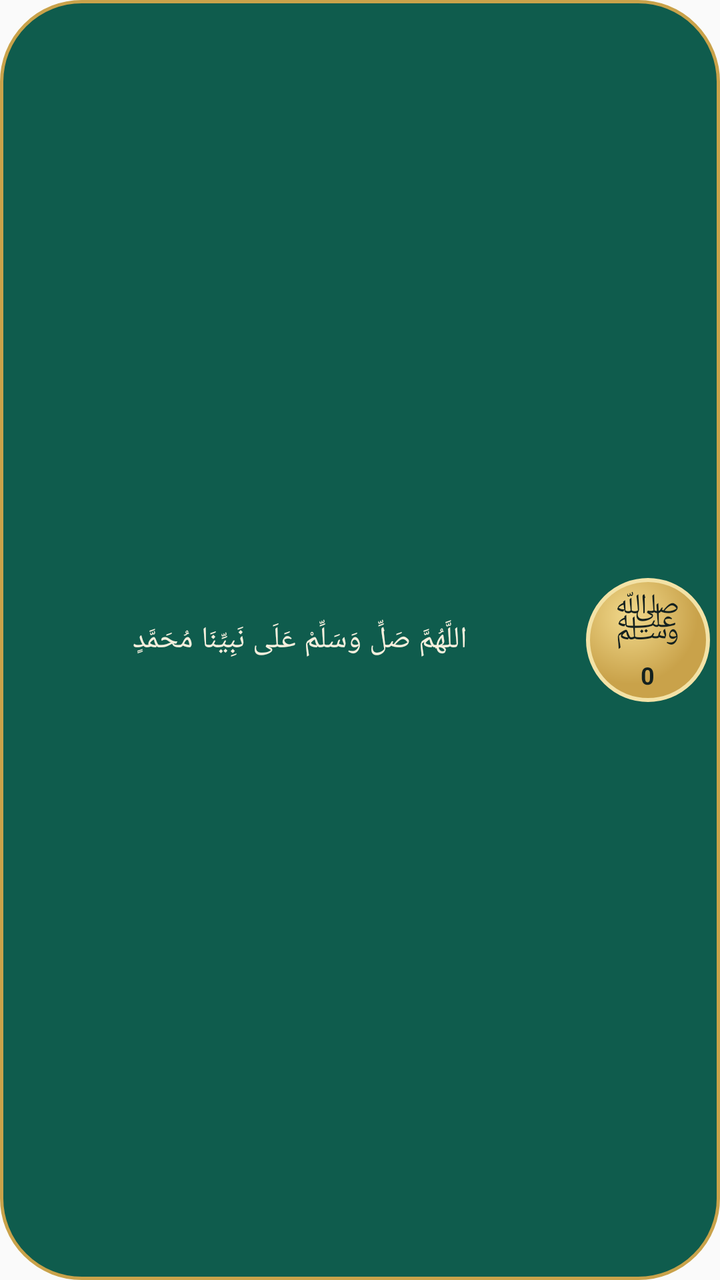
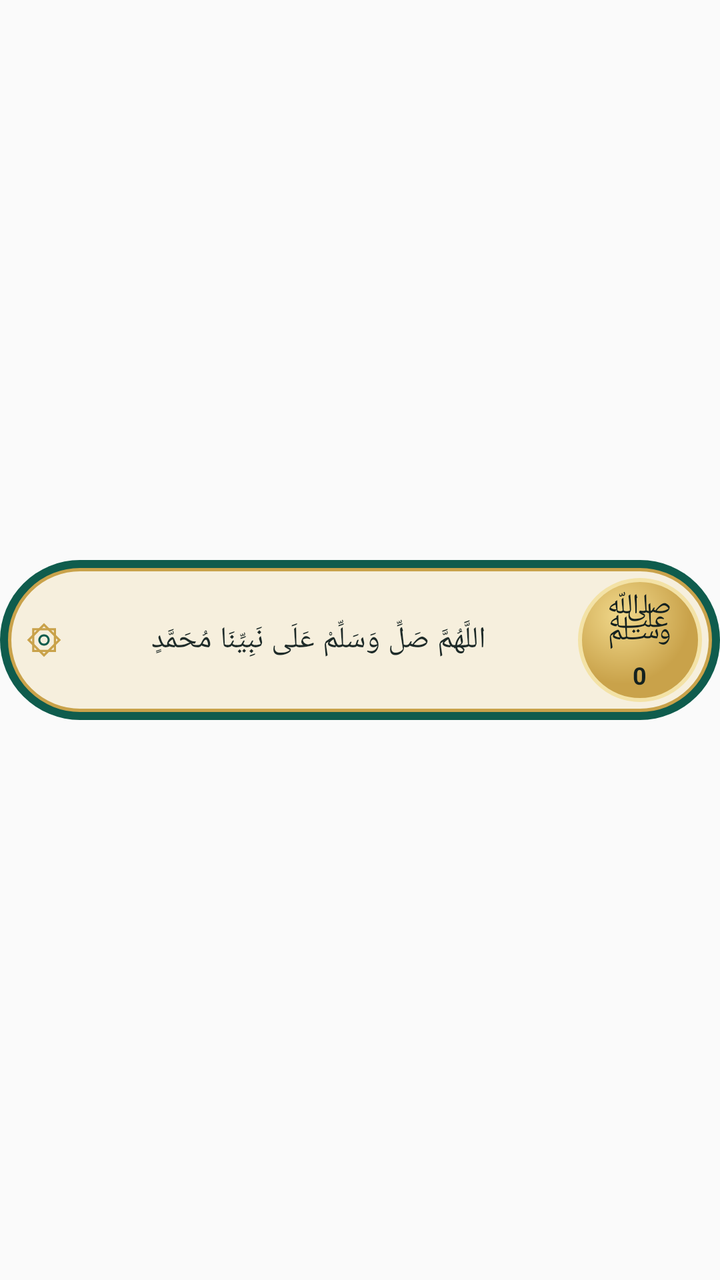

Two renders of the same Android screen: before a commit and after it. Below are the layout's source before the change and the commit's diff.
<!-- AndroidManifest.xml: application theme AppTheme -->
<!-- res/layout/widget_card.xml -->
<?xml version="1.0" encoding="utf-8"?>
<LinearLayout xmlns:android="http://schemas.android.com/apk/res/android"
    android:id="@+id/wroot"
    android:layout_width="match_parent"
    android:layout_height="match_parent"
    android:layoutDirection="rtl"
    android:background="@drawable/widget_frame"
    android:gravity="center_vertical"
    android:orientation="horizontal"
    android:padding="5dp">

    <FrameLayout
        android:id="@+id/wpray"
        android:layout_width="62dp"
        android:layout_height="62dp">

        <ImageView
            android:layout_width="match_parent"
            android:layout_height="match_parent"
            android:src="@drawable/widget_pray" />

        <LinearLayout
            android:layout_width="match_parent"
            android:layout_height="match_parent"
            android:gravity="center"
            android:orientation="vertical">

            <TextView
                android:layout_width="wrap_content"
                android:layout_height="wrap_content"
                android:includeFontPadding="false"
                android:text="ﷺ"
                android:textColor="#14211F"
                android:textSize="27sp" />

            <TextView
                android:id="@+id/wcount"
                android:layout_width="wrap_content"
                android:layout_height="wrap_content"
                android:includeFontPadding="false"
                android:text="0"
                android:textColor="#14211F"
                android:textSize="12sp"
                android:textStyle="bold" />
        </LinearLayout>
    </FrameLayout>

    <TextView
        android:id="@+id/wtext"
        android:layout_width="0dp"
        android:layout_height="match_parent"
        android:layout_weight="1"
        android:ellipsize="end"
        android:fontFamily="serif"
        android:gravity="center"
        android:maxLines="2"
        android:paddingLeft="10dp"
        android:paddingRight="8dp"
        android:text="اللَّهُمَّ صَلِّ وَسَلِّمْ عَلَى نَبِيِّنَا مُحَمَّدٍ"
        android:textColor="#F6EFDD"
        android:textDirection="rtl"
        android:textSize="15sp" />
</LinearLayout>
<!-- resources referenced by this layout -->
<resources>
  <!-- drawable widget_frame (drawable) -->
  <?xml version="1.0" encoding="utf-8"?>
  <shape xmlns:android="http://schemas.android.com/apk/res/android" android:shape="rectangle">
      <solid android:color="#0F5C4D" />
      <stroke android:width="1.5dp" android:color="#C9A24A" />
      <corners android:radius="40dp" />
  </shape>
  <!-- drawable widget_pray (drawable) -->
  <?xml version="1.0" encoding="utf-8"?>
  <shape xmlns:android="http://schemas.android.com/apk/res/android" android:shape="oval">
      <gradient android:type="radial" android:gradientRadius="34dp" android:centerX="0.35" android:centerY="0.3"
          android:startColor="#F1D98C" android:endColor="#C9A24A" />
      <stroke android:width="2dp" android:color="#F3E2A6" />
  </shape>
  <style name="AppTheme" parent="Theme.AppCompat.Light.DarkActionBar">
          
          <item name="colorPrimary">@color/colorPrimary</item>
          <item name="colorPrimaryDark">@color/colorPrimaryDark</item>
          <item name="colorAccent">@color/colorAccent</item>
      </style>
</resources>

<!-- the commit's change to res/layout/widget_card.xml (unified diff, before → after) -->
@@ -1,63 +1,75 @@
 <?xml version="1.0" encoding="utf-8"?>
-<LinearLayout xmlns:android="http://schemas.android.com/apk/res/android"
+<FrameLayout xmlns:android="http://schemas.android.com/apk/res/android"
     android:id="@+id/wroot"
     android:layout_width="match_parent"
-    android:layout_height="match_parent"
-    android:layoutDirection="rtl"
-    android:background="@drawable/widget_frame"
-    android:gravity="center_vertical"
-    android:orientation="horizontal"
-    android:padding="5dp">
+    android:layout_height="match_parent">
 
-    <FrameLayout
-        android:id="@+id/wpray"
-        android:layout_width="62dp"
-        android:layout_height="62dp">
+    <LinearLayout
+        android:layout_width="match_parent"
+        android:layout_height="80dp"
+        android:layout_gravity="center_vertical"
+        android:layoutDirection="rtl"
+        android:background="@drawable/widget_frame"
+        android:gravity="center_vertical"
+        android:orientation="horizontal"
+        android:paddingLeft="12dp"
+        android:paddingRight="9dp">
+
+        <FrameLayout
+            android:id="@+id/wpray"
+            android:layout_width="62dp"
+            android:layout_height="62dp">
+
+            <ImageView
+                android:layout_width="match_parent"
+                android:layout_height="match_parent"
+                android:src="@drawable/widget_pray" />
+
+            <LinearLayout
+                android:layout_width="match_parent"
+                android:layout_height="match_parent"
+                android:gravity="center"
+                android:orientation="vertical">
+
+                <TextView
+                    android:layout_width="wrap_content"
+                    android:layout_height="wrap_content"
+                    android:includeFontPadding="false"
+                    android:text="ﷺ"
+                    android:textColor="#14211F"
+                    android:textSize="27sp" />
+
+                <TextView
+                    android:id="@+id/wcount"
+                    android:layout_width="wrap_content"
+                    android:layout_height="wrap_content"
+                    android:includeFontPadding="false"
+                    android:text="0"
+                    android:textColor="#14211F"
+                    android:textSize="12sp"
+                    android:textStyle="bold" />
+            </LinearLayout>
+        </FrameLayout>
+
+        <TextView
+            android:id="@+id/wtext"
+            android:layout_width="0dp"
+            android:layout_height="wrap_content"
+            android:layout_weight="1"
+            android:fontFamily="serif"
+            android:gravity="center"
+            android:lineSpacingMultiplier="1.1"
+            android:maxLines="2"
+            android:paddingLeft="6dp"
+            android:paddingRight="8dp"
+            android:text="اللَّهُمَّ صَلِّ وَسَلِّمْ عَلَى نَبِيِّنَا مُحَمَّدٍ"
+            android:textColor="#1D2A28"
+            android:textDirection="rtl"
+            android:textSize="15sp" />
 
         <ImageView
-            android:layout_width="match_parent"
-            android:layout_height="match_parent"
-            android:src="@drawable/widget_pray" />
-
-        <LinearLayout
-            android:layout_width="match_parent"
-            android:layout_height="match_parent"
-            android:gravity="center"
-            android:orientation="vertical">
-
-            <TextView
-                android:layout_width="wrap_content"
-                android:layout_height="wrap_content"
-                android:includeFontPadding="false"
-                android:text="ﷺ"
-                android:textColor="#14211F"
-                android:textSize="27sp" />
-
-            <TextView
-                android:id="@+id/wcount"
-                android:layout_width="wrap_content"
-                android:layout_height="wrap_content"
-                android:includeFontPadding="false"
-                android:text="0"
-                android:textColor="#14211F"
-                android:textSize="12sp"
-                android:textStyle="bold" />
-        </LinearLayout>
-    </FrameLayout>
-
-    <TextView
-        android:id="@+id/wtext"
-        android:layout_width="0dp"
-        android:layout_height="match_parent"
-        android:layout_weight="1"
-        android:ellipsize="end"
-        android:fontFamily="serif"
-        android:gravity="center"
-        android:maxLines="2"
-        android:paddingLeft="10dp"
-        android:paddingRight="8dp"
-        android:text="اللَّهُمَّ صَلِّ وَسَلِّمْ عَلَى نَبِيِّنَا مُحَمَّدٍ"
-        android:textColor="#F6EFDD"
-        android:textDirection="rtl"
-        android:textSize="15sp" />
-</LinearLayout>
+            android:layout_width="20dp"
+            android:layout_height="20dp"
+            android:src="@drawable/widget_star" />
+    </LinearLayout>
+</FrameLayout>
<!-- resource entries referenced after the edit -->
@@ -2,11 +2,21 @@
 <resources>
   <!-- drawable widget_frame (drawable) -->
   <?xml version="1.0" encoding="utf-8"?>
-  <shape xmlns:android="http://schemas.android.com/apk/res/android" android:shape="rectangle">
-      <solid android:color="#0F5C4D" />
-      <stroke android:width="1.5dp" android:color="#C9A24A" />
-      <corners android:radius="40dp" />
-  </shape>
+  <layer-list xmlns:android="http://schemas.android.com/apk/res/android">
+      <item>
+          <shape android:shape="rectangle">
+              <solid android:color="#0F5C4D" />
+              <corners android:radius="40dp" />
+          </shape>
+      </item>
+      <item android:top="4dp" android:bottom="4dp" android:left="4dp" android:right="4dp">
+          <shape android:shape="rectangle">
+              <solid android:color="#F6EFDD" />
+              <stroke android:width="1.5dp" android:color="#C9A24A" />
+              <corners android:radius="36dp" />
+          </shape>
+      </item>
+  </layer-list>
   <!-- drawable widget_pray (drawable) -->
   <?xml version="1.0" encoding="utf-8"?>
   <shape xmlns:android="http://schemas.android.com/apk/res/android" android:shape="oval">
@@ -14,6 +24,14 @@
           android:startColor="#F1D98C" android:endColor="#C9A24A" />
       <stroke android:width="2dp" android:color="#F3E2A6" />
   </shape>
+  <!-- drawable widget_star (drawable) -->
+  <?xml version="1.0" encoding="utf-8"?>
+  <vector xmlns:android="http://schemas.android.com/apk/res/android"
+      android:width="24dp" android:height="24dp" android:viewportWidth="24" android:viewportHeight="24">
+      <path android:pathData="M5.5,5.5 L18.5,5.5 L18.5,18.5 L5.5,18.5 Z" android:strokeColor="#C9A24A" android:strokeWidth="1.3" android:fillColor="#00000000" />
+      <path android:pathData="M12,2.8 L21.2,12 L12,21.2 L2.8,12 Z" android:strokeColor="#C9A24A" android:strokeWidth="1.3" android:fillColor="#00000000" />
+      <path android:pathData="M12,9.2 A2.8,2.8 0 1,1 11.99,9.2 Z" android:strokeColor="#0F5C4D" android:strokeWidth="1.2" android:fillColor="#00000000" />
+  </vector>
   <style name="AppTheme" parent="Theme.AppCompat.Light.DarkActionBar">
           
           <item name="colorPrimary">@color/colorPrimary</item>
